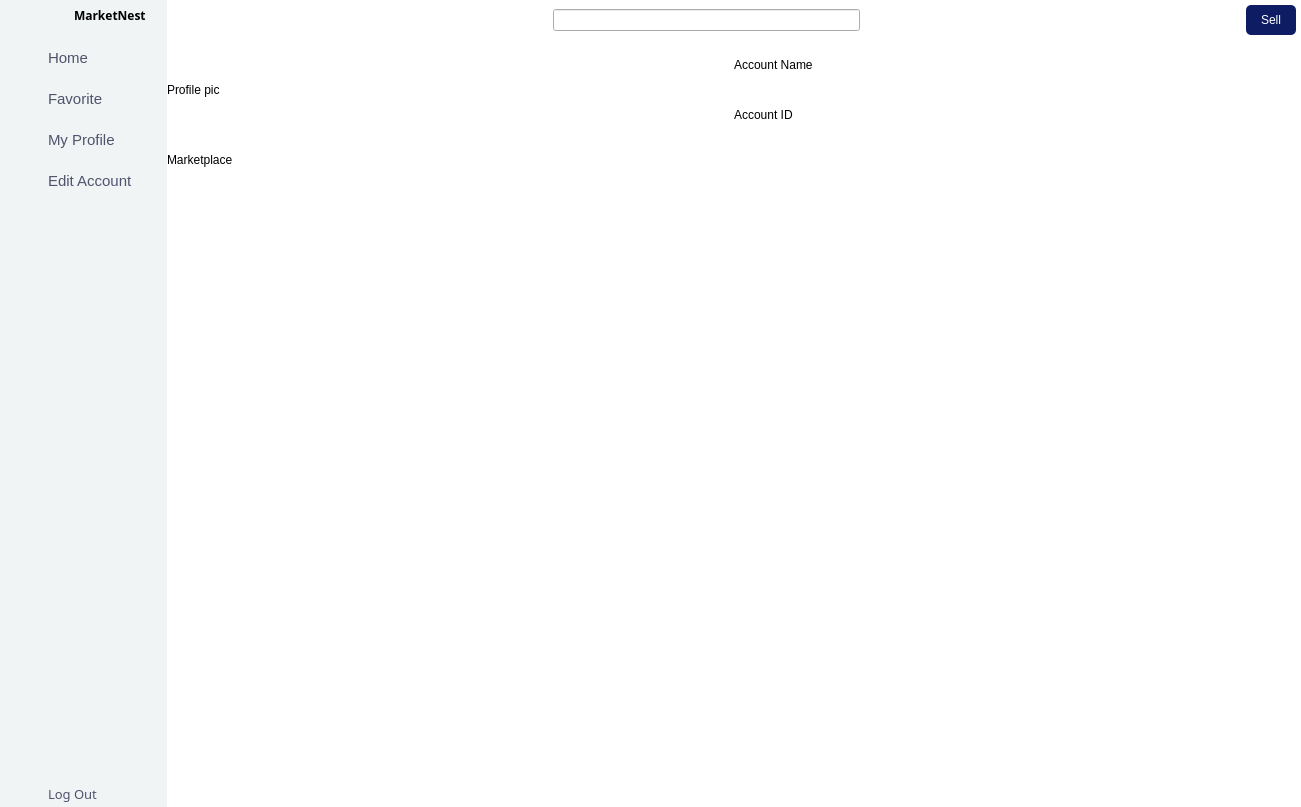
Old version of the form src/mainAppUi.ui in the repository Menthhh/The-Market-Nest.
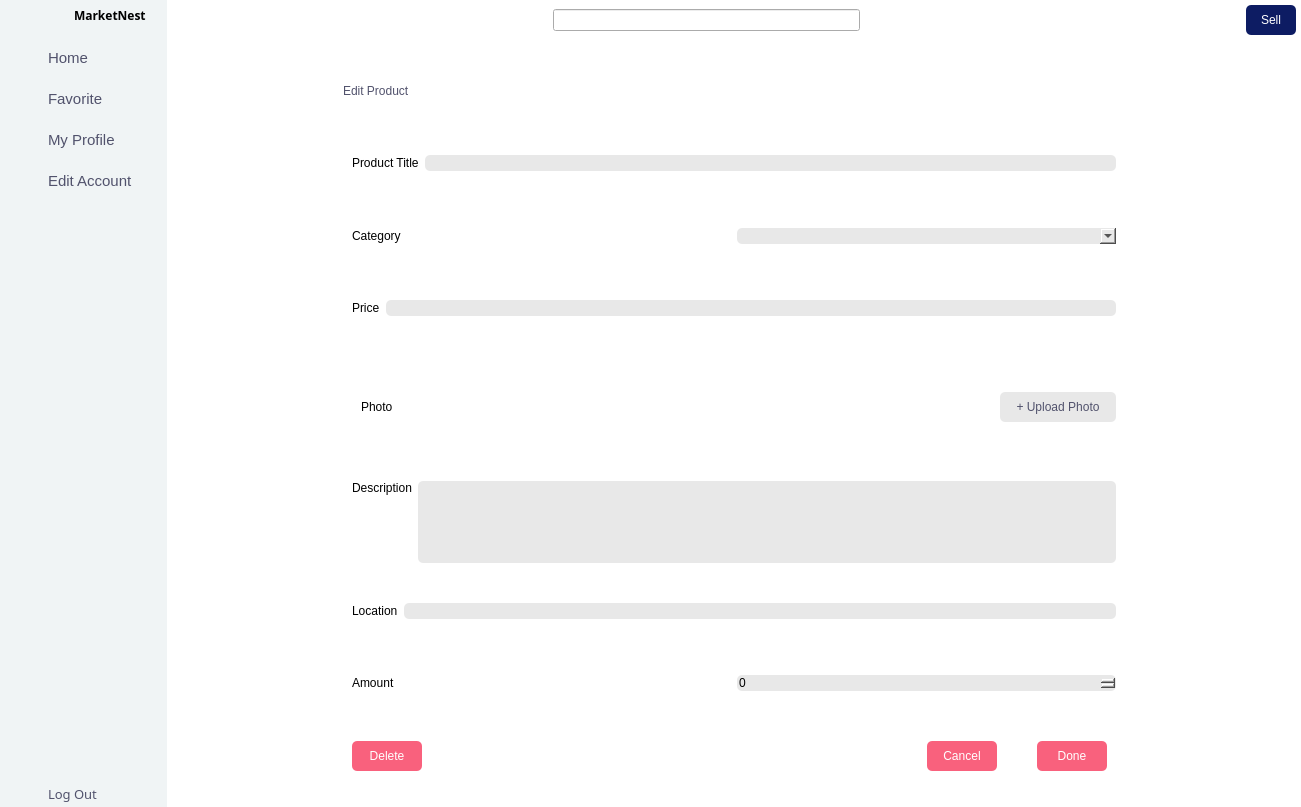
New version of the form. The open tabs and pages were chosen to show the change. Icons and pictures are not drawn.

Commit message: edit product 90% but delete not finish

The edit to the form file:
```diff
--- a/src/mainAppUi.ui
+++ b/src/mainAppUi.ui
@@ -2871,6 +2871,12 @@
           </layout>
          </widget>
          <widget class="QWidget" name="profile">
+          <property name="minimumSize">
+           <size>
+            <width>0</width>
+            <height>0</height>
+           </size>
+          </property>
           <layout class="QGridLayout" name="gridLayout_6">
            <property name="leftMargin">
             <number>0</number>
@@ -2889,6 +2895,15 @@
            </property>
            <item row="0" column="1">
             <widget class="QWidget" name="widget_41" native="true">
+             <layout class="QGridLayout" name="gridLayout_104">
+              <item row="0" column="0">
+               <widget class="QWidget" name="widget_84" native="true">
+                <property name="maximumSize">
+                 <size>
+                  <width>800</width>
+                  <height>16777215</height>
+                 </size>
+                </property>
              <layout class="QGridLayout" name="gridLayout_62">
               <property name="leftMargin">
                <number>0</number>
@@ -2906,7 +2921,35 @@
                <number>0</number>
               </property>
               <item row="0" column="0">
+                  <widget class="QStackedWidget" name="stackedWidget_4">
+                   <property name="currentIndex">
+                    <number>0</number>
+                   </property>
+                   <widget class="QWidget" name="page">
+                    <layout class="QGridLayout" name="gridLayout_105">
+                     <property name="leftMargin">
+                      <number>0</number>
+                     </property>
+                     <property name="topMargin">
+                      <number>0</number>
+                     </property>
+                     <property name="rightMargin">
+                      <number>0</number>
+                     </property>
+                     <property name="bottomMargin">
+                      <number>0</number>
+                     </property>
+                     <property name="spacing">
+                      <number>0</number>
+                     </property>
+                     <item row="0" column="0">
                <widget class="QWidget" name="widget_42" native="true">
+                       <property name="minimumSize">
+                        <size>
+                         <width>0</width>
+                         <height>70</height>
+                        </size>
+                       </property>
                 <property name="maximumSize">
                  <size>
                   <width>16777215</width>
@@ -2976,19 +3019,12 @@
                      <number>0</number>
                     </property>
                     <item row="0" column="0">
-                     <widget class="QLabel" name="label_23">
+                            <widget class="QLabel" name="accountUsername">
                       <property name="text">
                        <string>Account Name</string>
                       </property>
                      </widget>
                     </item>
-                    <item row="1" column="0">
-                     <widget class="QLabel" name="label_24">
-                      <property name="text">
-                       <string>Account ID</string>
-                      </property>
-                     </widget>
-                    </item>
                    </layout>
                   </widget>
                  </item>
@@ -3039,6 +3075,16 @@
                     </property>
                     <item row="0" column="0">
                      <widget class="QLabel" name="label_25">
+                             <property name="minimumSize">
+                              <size>
+                               <width>0</width>
+                               <height>40</height>
+                              </size>
+                             </property>
+                             <property name="styleSheet">
+                              <string notr="true">font: 500 11pt &quot;Josefin Sans Medium&quot;;
+color: rgb(0,0,0);</string>
+                             </property>
                       <property name="text">
                        <string>Marketplace</string>
                       </property>
@@ -3066,9 +3112,410 @@
                      <number>0</number>
                     </property>
                     <item row="0" column="0">
-                     <widget class="QWidget" name="sellingList" native="true"/>
-                    </item>
-                   </layout>
+                            <widget class="QWidget" name="sellingList" native="true">
+                             <layout class="QGridLayout" name="gridLayout_103">
+                              <property name="leftMargin">
+                               <number>0</number>
+                              </property>
+                              <property name="topMargin">
+                               <number>0</number>
+                              </property>
+                              <property name="rightMargin">
+                               <number>0</number>
+                              </property>
+                              <property name="bottomMargin">
+                               <number>0</number>
+                              </property>
+                              <property name="spacing">
+                               <number>0</number>
+                              </property>
+                              <item row="0" column="0">
+                               <widget class="QTableWidget" name="productEditTable"/>
+                              </item>
+                             </layout>
+                            </widget>
+                           </item>
+                          </layout>
+                         </widget>
+                        </item>
+                       </layout>
+                      </widget>
+                     </item>
+                    </layout>
+                   </widget>
+                   <widget class="QWidget" name="editPro">
+                    <layout class="QGridLayout" name="gridLayout_115">
+                     <item row="0" column="0">
+                      <widget class="QLabel" name="label_23">
+                       <property name="styleSheet">
+                        <string notr="true">color: rgb(81, 82, 108);
+font: 600 16pt &quot;Josefin Sans SemiBold&quot;;</string>
+                       </property>
+                       <property name="text">
+                        <string>Edit Product</string>
+                       </property>
+                      </widget>
+                     </item>
+                     <item row="1" column="0">
+                      <widget class="QWidget" name="widget_85" native="true">
+                       <layout class="QGridLayout" name="gridLayout_106">
+                        <item row="0" column="0">
+                         <widget class="QLabel" name="label_24">
+                          <property name="styleSheet">
+                           <string notr="true">font: 500 11pt &quot;Josefin Sans Medium&quot;;
+color: rgb(0,0,0);</string>
+                          </property>
+                          <property name="text">
+                           <string>Product Title</string>
+                          </property>
+                         </widget>
+                        </item>
+                        <item row="0" column="1">
+                         <widget class="QLineEdit" name="proTitleEdit">
+                          <property name="styleSheet">
+                           <string notr="true">background-color: #e8e8e8;
+color: rgb(232, 232, 232);
+border-radius: 5px;
+color: rgb(0,0,0);</string>
+                          </property>
+                         </widget>
+                        </item>
+                       </layout>
+                      </widget>
+                     </item>
+                     <item row="2" column="0">
+                      <widget class="QWidget" name="widget_86" native="true">
+                       <layout class="QGridLayout" name="gridLayout_107">
+                        <item row="0" column="0">
+                         <widget class="QLabel" name="label_63">
+                          <property name="styleSheet">
+                           <string notr="true">font: 500 11pt &quot;Josefin Sans Medium&quot;;
+color: rgb(0,0,0);</string>
+                          </property>
+                          <property name="text">
+                           <string>Category</string>
+                          </property>
+                         </widget>
+                        </item>
+                        <item row="0" column="1">
+                         <widget class="QComboBox" name="cateProEdit">
+                          <property name="styleSheet">
+                           <string notr="true">background-color: #e8e8e8;
+color: rgb(232, 232, 232);
+border-radius: 5px;
+color: rgb(0,0,0);</string>
+                          </property>
+                         </widget>
+                        </item>
+                       </layout>
+                      </widget>
+                     </item>
+                     <item row="3" column="0">
+                      <widget class="QWidget" name="widget_87" native="true">
+                       <layout class="QGridLayout" name="gridLayout_108">
+                        <item row="0" column="0">
+                         <widget class="QLabel" name="label_64">
+                          <property name="styleSheet">
+                           <string notr="true">font: 500 11pt &quot;Josefin Sans Medium&quot;;
+color: rgb(0,0,0);</string>
+                          </property>
+                          <property name="text">
+                           <string>Price</string>
+                          </property>
+                         </widget>
+                        </item>
+                        <item row="0" column="1">
+                         <widget class="QLineEdit" name="priceProEdit">
+                          <property name="styleSheet">
+                           <string notr="true">background-color: #e8e8e8;
+color: rgb(232, 232, 232);
+border-radius: 5px;
+color: rgb(0,0,0);</string>
+                          </property>
+                         </widget>
+                        </item>
+                       </layout>
+                      </widget>
+                     </item>
+                     <item row="5" column="0">
+                      <widget class="QWidget" name="widget_90" native="true">
+                       <property name="maximumSize">
+                        <size>
+                         <width>16777215</width>
+                         <height>100</height>
+                        </size>
+                       </property>
+                       <layout class="QGridLayout" name="gridLayout_110">
+                        <item row="0" column="0">
+                         <widget class="QLabel" name="label_66">
+                          <property name="styleSheet">
+                           <string notr="true">font: 500 11pt &quot;Josefin Sans Medium&quot;;
+color: rgb(0,0,0);</string>
+                          </property>
+                          <property name="text">
+                           <string>Description</string>
+                          </property>
+                          <property name="alignment">
+                           <set>Qt::AlignLeading|Qt::AlignLeft|Qt::AlignTop</set>
+                          </property>
+                         </widget>
+                        </item>
+                        <item row="0" column="1">
+                         <widget class="QPlainTextEdit" name="descProEdit">
+                          <property name="styleSheet">
+                           <string notr="true">background-color: #e8e8e8;
+color: rgb(232, 232, 232);
+border-radius: 5px;
+color: rgb(0,0,0);</string>
+                          </property>
+                         </widget>
+                        </item>
+                       </layout>
+                      </widget>
+                     </item>
+                     <item row="6" column="0">
+                      <widget class="QWidget" name="widget_91" native="true">
+                       <layout class="QGridLayout" name="gridLayout_111">
+                        <item row="0" column="0">
+                         <widget class="QLabel" name="label_67">
+                          <property name="styleSheet">
+                           <string notr="true">font: 500 11pt &quot;Josefin Sans Medium&quot;;
+color: rgb(0,0,0);</string>
+                          </property>
+                          <property name="text">
+                           <string>Location</string>
+                          </property>
+                         </widget>
+                        </item>
+                        <item row="0" column="1">
+                         <widget class="QLineEdit" name="locaProEdit">
+                          <property name="styleSheet">
+                           <string notr="true">background-color: #e8e8e8;
+color: rgb(232, 232, 232);
+border-radius: 5px;
+color: rgb(0,0,0);</string>
+                          </property>
+                         </widget>
+                        </item>
+                       </layout>
+                      </widget>
+                     </item>
+                     <item row="7" column="0">
+                      <widget class="QWidget" name="widget_92" native="true">
+                       <layout class="QGridLayout" name="gridLayout_112">
+                        <item row="0" column="0">
+                         <widget class="QLabel" name="label_68">
+                          <property name="styleSheet">
+                           <string notr="true">font: 500 11pt &quot;Josefin Sans Medium&quot;;
+color: rgb(0,0,0);</string>
+                          </property>
+                          <property name="text">
+                           <string>Amount</string>
+                          </property>
+                         </widget>
+                        </item>
+                        <item row="0" column="1">
+                         <widget class="QSpinBox" name="amountProEdit">
+                          <property name="styleSheet">
+                           <string notr="true">background-color: #e8e8e8;
+color: rgb(232, 232, 232);
+border-radius: 5px;
+color: rgb(0,0,0);</string>
+                          </property>
+                         </widget>
+                        </item>
+                       </layout>
+                      </widget>
+                     </item>
+                     <item row="8" column="0">
+                      <widget class="QWidget" name="widget_93" native="true">
+                       <layout class="QGridLayout" name="gridLayout_117">
+                        <property name="verticalSpacing">
+                         <number>7</number>
+                        </property>
+                        <item row="0" column="0">
+                         <widget class="QWidget" name="widget_95" native="true">
+                          <layout class="QGridLayout" name="gridLayout_114">
+                           <property name="leftMargin">
+                            <number>0</number>
+                           </property>
+                           <property name="topMargin">
+                            <number>0</number>
+                           </property>
+                           <property name="rightMargin">
+                            <number>0</number>
+                           </property>
+                           <property name="bottomMargin">
+                            <number>0</number>
+                           </property>
+                           <property name="spacing">
+                            <number>0</number>
+                           </property>
+                           <item row="0" column="0">
+                            <widget class="QPushButton" name="deleteProduct">
+                             <property name="minimumSize">
+                              <size>
+                               <width>70</width>
+                               <height>30</height>
+                              </size>
+                             </property>
+                             <property name="styleSheet">
+                              <string notr="true">background-color: rgb(249, 97, 125);
+font: 500 9pt &quot;Josefin Sans Medium&quot;;
+color: white;
+border-radius: 5px;</string>
+                             </property>
+                             <property name="text">
+                              <string>Delete</string>
+                             </property>
+                            </widget>
+                           </item>
+                          </layout>
+                         </widget>
+                        </item>
+                        <item row="0" column="1">
+                         <spacer name="horizontalSpacer_17">
+                          <property name="orientation">
+                           <enum>Qt::Horizontal</enum>
+                          </property>
+                          <property name="sizeHint" stdset="0">
+                           <size>
+                            <width>581</width>
+                            <height>20</height>
+                           </size>
+                          </property>
+                         </spacer>
+                        </item>
+                        <item row="0" column="2">
+                         <widget class="QWidget" name="widget_94" native="true">
+                          <layout class="QGridLayout" name="gridLayout_113">
+                           <property name="horizontalSpacing">
+                            <number>40</number>
+                           </property>
+                           <item row="0" column="0">
+                            <widget class="QPushButton" name="cancelProEdit">
+                             <property name="minimumSize">
+                              <size>
+                               <width>70</width>
+                               <height>30</height>
+                              </size>
+                             </property>
+                             <property name="styleSheet">
+                              <string notr="true">background-color: rgb(249, 97, 125);
+font: 500 9pt &quot;Josefin Sans Medium&quot;;
+color: white;
+border-radius: 5px;</string>
+                             </property>
+                             <property name="text">
+                              <string>Cancel</string>
+                             </property>
+                            </widget>
+                           </item>
+                           <item row="0" column="1">
+                            <widget class="QPushButton" name="doneProEdit">
+                             <property name="minimumSize">
+                              <size>
+                               <width>70</width>
+                               <height>30</height>
+                              </size>
+                             </property>
+                             <property name="styleSheet">
+                              <string notr="true">background-color: rgb(249, 97, 125);
+font: 500 9pt &quot;Josefin Sans Medium&quot;;
+color: white;
+border-radius: 5px;</string>
+                             </property>
+                             <property name="text">
+                              <string>Done</string>
+                             </property>
+                            </widget>
+                           </item>
+                          </layout>
+                         </widget>
+                        </item>
+                       </layout>
+                      </widget>
+                     </item>
+                     <item row="4" column="0">
+                      <widget class="QWidget" name="widget_88" native="true">
+                       <layout class="QGridLayout" name="gridLayout_116">
+                        <item row="0" column="0">
+                         <widget class="QWidget" name="widget_89" native="true">
+                          <layout class="QGridLayout" name="gridLayout_109">
+                           <item row="0" column="0">
+                            <widget class="QLabel" name="label_65">
+                             <property name="maximumSize">
+                              <size>
+                               <width>16777215</width>
+                               <height>16777215</height>
+                              </size>
+                             </property>
+                             <property name="styleSheet">
+                              <string notr="true">font: 500 11pt &quot;Josefin Sans Medium&quot;;
+color: rgb(0,0,0);</string>
+                             </property>
+                             <property name="text">
+                              <string>Photo</string>
+                             </property>
+                            </widget>
+                           </item>
+                          </layout>
+                         </widget>
+                        </item>
+                        <item row="0" column="1">
+                         <widget class="QWidget" name="photoHolder" native="true">
+                          <property name="minimumSize">
+                           <size>
+                            <width>100</width>
+                            <height>100</height>
+                           </size>
+                          </property>
+                          <property name="maximumSize">
+                           <size>
+                            <width>120</width>
+                            <height>16777215</height>
+                           </size>
+                          </property>
+                         </widget>
+                        </item>
+                        <item row="0" column="2">
+                         <widget class="QPushButton" name="uploadEditImg">
+                          <property name="minimumSize">
+                           <size>
+                            <width>0</width>
+                            <height>30</height>
+                           </size>
+                          </property>
+                          <property name="maximumSize">
+                           <size>
+                            <width>116</width>
+                            <height>16777215</height>
+                           </size>
+                          </property>
+                          <property name="sizeIncrement">
+                           <size>
+                            <width>0</width>
+                            <height>0</height>
+                           </size>
+                          </property>
+                          <property name="styleSheet">
+                           <string notr="true">background-color: #e8e8e8;
+border-radius: 5px;
+color: #51526C;
+font: 500 9pt &quot;Josefin Sans Medium&quot;;
+
+</string>
+                          </property>
+                          <property name="text">
+                           <string>+ Upload Photo</string>
+                          </property>
+                         </widget>
+                        </item>
+                       </layout>
+                      </widget>
+                     </item>
+                    </layout>
+                   </widget>
                   </widget>
                  </item>
                 </layout>
```
Left out of the diff: 18 changed lines with no effect on the pictures. Lines whose indentation alone changed are shown as unchanged. The commit also changes 10 other files.
